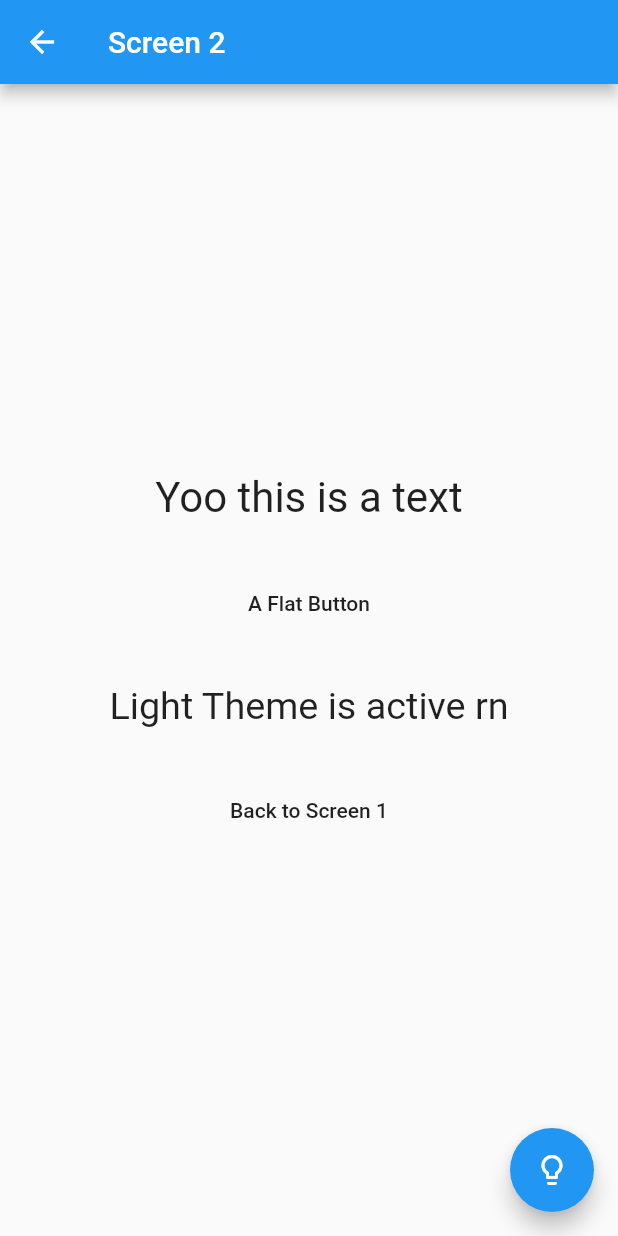
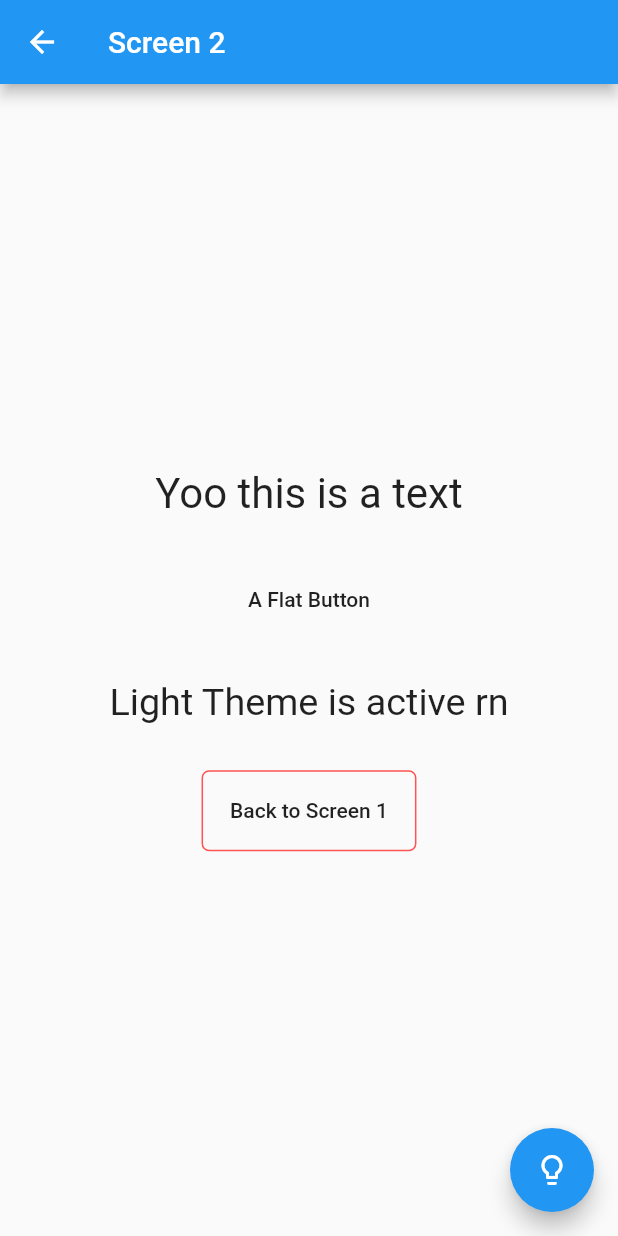
Before and after one commit to ashitechdev/provider-complete, a Flutter app: the screen it shows after launch, after a tap on "Go to Screen 2", on a phone screen of 412 x 824 dp. Run offline on Flutter 3.47's test engine with Material 2 defaults, Android fonts, the phone set to English and light mode, and no system bars.

Commit message:
final changes

```diff
--- a/2 provider_theme_changer/lib/views/screenone.dart
+++ b/2 provider_theme_changer/lib/views/screenone.dart
@@ -58,14 +58,26 @@ class Screen1 extends StatelessWidget {
             SizedBox(
               height: 30,
             ),
-            FlatButton(
+            Container(
+              padding: EdgeInsets.all(2),
+              decoration: BoxDecoration(
+                  borderRadius: BorderRadius.all(Radius.circular(5)),
+                  border: Border.all(
+                      color: Provider.of<ThemeModel>(context, listen: false)
+                                  .currentTheme ==
+                              ThemeData.light()
+                          ? Colors.redAccent
+                          : Colors.cyan,
+                      style: BorderStyle.solid)),
+              child: FlatButton(
                   onPressed: () {
                     Navigator.of(context)
                         .push(MaterialPageRoute(builder: (context) {
                       return Screen2();
                     }));
                   },
-                child: Text("Go to Screen 2"))
+                  child: Text("Go to Screen 2")),
+            )
           ],
         ),
       ),
--- a/2 provider_theme_changer/lib/views/screentwo.dart
+++ b/2 provider_theme_changer/lib/views/screentwo.dart
@@ -1,3 +1,4 @@
+import 'package:flutter/cupertino.dart';
 import 'package:flutter/material.dart';
 import 'package:provider/provider.dart';
 import 'package:provider_theme_changer/Model/thememodel.dart';
@@ -58,11 +59,23 @@ class Screen2 extends StatelessWidget {
             SizedBox(
               height: 30,
             ),
-            FlatButton(
-                onPressed: () {
-                  Navigator.of(context).pop();
-                },
-                child: Text("Back to Screen 1"))
+            Container(
+              padding: EdgeInsets.all(2),
+              decoration: BoxDecoration(
+                  borderRadius: BorderRadius.all(Radius.circular(5)),
+                  border: Border.all(
+                      color: Provider.of<ThemeModel>(context, listen: false)
+                                  .currentTheme ==
+                              ThemeData.light()
+                          ? Colors.redAccent
+                          : Colors.cyan,
+                      style: BorderStyle.solid)),
+              child: FlatButton(
+                  onPressed: () {
+                    Navigator.of(context).pop();
+                  },
+                  child: Text("Back to Screen 1")),
+            )
           ],
         ),
       ),
--- a/4 provider_shopping_cart/lib/homepage.dart
+++ b/4 provider_shopping_cart/lib/homepage.dart
@@ -78,7 +78,7 @@ class _MyHomePageState extends State<MyHomePage> {
         children: List.generate(6, (index) {
           return GestureDetector(
               onTap: () {
-                cartProvider.addToCart(index);
+                Provider.of<CartModel>(context, listen: false).addToCart(index);
               },
               child: Container(
                 alignment: Alignment.bottomRight,
```
Also changed, not shown: 4 provider_shopping_cart/lib/main.dart (+5 -8 lines). Lines whose indentation alone changed are shown as unchanged.
